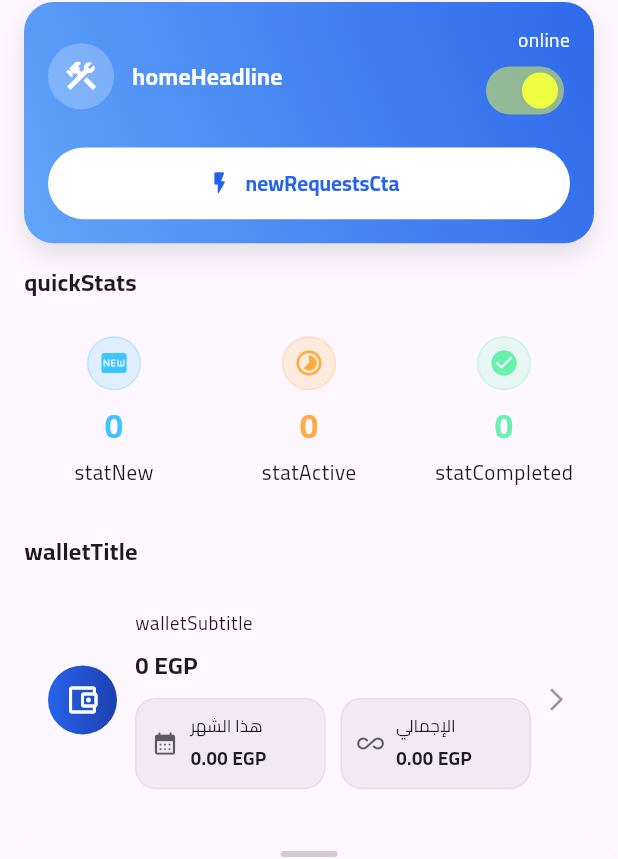
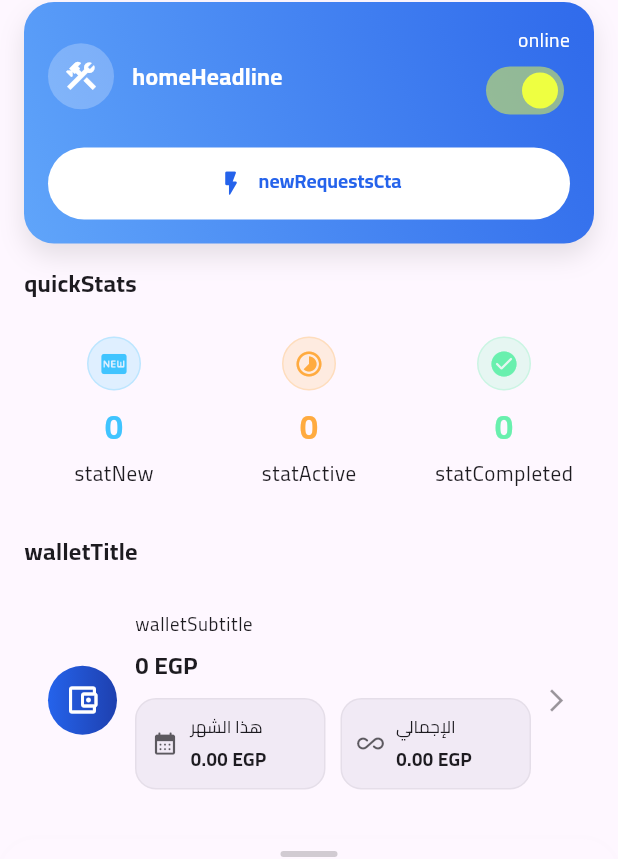
Before and after one commit to yousefm2311/USTA-APP, a Flutter app: the ArtisanHomeView screen opened directly, on a phone screen of 412 x 824 dp. Shown: the part 97-956 px from the top of the screen. Run offline on Flutter 3.47's test engine with Material 3 defaults, Android fonts, the phone set to English and light mode, and no system bars; our stand-ins replace animate_do, cached_network_image, connectivity_plus, device_info_plus, dio, file_picker and 22 more; missing offline and left inert: android_id, record, video_thumbnail; accounts and stored records are empty; network calls fail; project files that could hold a hidden picture were left out.

```diff
--- a/lib/Artisan/core/utils/constants/app_strings.dart
+++ b/lib/Artisan/core/utils/constants/app_strings.dart
@@ -20,6 +20,9 @@ class AppStrings {
   static const String back = "back";
   static const String continue_ = "continue";
   static const kOnboardingDoneKey = 'onboarding_done';
+
+
+  static const artisan = 'Artisan';
 
   static const String login = "login";
   static const String loginSuccess = "Logged in successfully";
--- a/lib/Artisan/core/utils/constants/app_translations.dart
+++ b/lib/Artisan/core/utils/constants/app_translations.dart
@@ -6,6 +6,7 @@ class AppTranslations extends Translations {
   Map<String, Map<String, String>> get keys => {
     'ar_EG': {
       AppStrings.appName: 'أستا',
+      AppStrings.artisan: '(حرفي)',
       AppStrings.appSplash: 'تطبيق للخدمات الحرفية',
       AppStrings.ok: 'حسناً',
       AppStrings.cancel: 'إلغاء',
@@ -301,6 +302,8 @@ class AppTranslations extends Translations {
       AppStrings.reviews : 'التقييمات'
     },
     'en_US': {
+
+      AppStrings.artisan: '(Artisan)',
       AppStrings.appearance: 'Appearance',
       AppStrings.passwordUpdated: 'Password updated successfully',
       AppStrings.couldNotCompleteRequest: 'Could not complete the request. Please try again.',
--- a/lib/Artisan/features/artisan/home/views/home_view/home_view.dart
+++ b/lib/Artisan/features/artisan/home/views/home_view/home_view.dart
@@ -38,29 +38,24 @@ class _ArtisanHomeViewState extends State<ArtisanHomeView>
   @override
   void initState() {
     super.initState();
-
     _controller = AnimationController(
       vsync: this,
       duration: const Duration(milliseconds: 700),
     )..forward();
-
     _headerScale = Tween<double>(
       begin: 0.92,
       end: 1.0,
     ).animate(CurvedAnimation(parent: _controller, curve: Curves.easeOutBack));
-
     _statsOffset = Tween<Offset>(
       begin: const Offset(0, 0.18),
       end: Offset.zero,
     ).animate(CurvedAnimation(parent: _controller, curve: Curves.easeOutCubic));
-
     _walletOpacity = Tween<double>(begin: 0, end: 1).animate(
       CurvedAnimation(
         parent: _controller,
         curve: const Interval(0.25, 1.0, curve: Curves.easeIn),
       ),
     );
-
     WidgetsBinding.instance.addPostFrameCallback((_) {
       _refreshAll();
     });
@@ -73,21 +68,14 @@ class _ArtisanHomeViewState extends State<ArtisanHomeView>
   }
 
   Future<void> _refreshAll() async {
-    // ✅ هات كل البيانات اللي بتظهر في الصفحة
     try {
-      // لو عندك fetchProfile في ProfileController
       await profileController.fetchProfile();
-
-      // لو عندك fetchNewRequests / fetchActiveRequests / fetchHistoryRequests
       await requestsController.fetchNewRequests();
       await requestsController.fetchActiveRequests();
       await requestsController.fetchHistoryRequests();
-
       await earningsController.fetchEarnings();
       await walletController.fetchWallet();
-    } catch (_) {
-      // خليها هادية بدون كراش
-    }
+    } catch (_) {}
   }
 
   @override
@@ -113,17 +101,21 @@ class _ArtisanHomeViewState extends State<ArtisanHomeView>
           profileController.profile,
           items,
         );
-        final missing =
-            ProfileCompletionHelper.missingFields(profileController.profile);
+        final missing = ProfileCompletionHelper.missingFields(
+          profileController.profile,
+        );
         final shouldShow = ProfileCompletionHelper.shouldShowBottomSheet(
           profileController.profile,
           items,
         );
         if (!shouldShow) return const SizedBox.shrink();
 
-        final nextItem =
-            ProfileCompletionHelper.firstMissingItem(items, missing);
-        final onCompleteTap = nextItem?.onTap ??
+        final nextItem = ProfileCompletionHelper.firstMissingItem(
+          items,
+          missing,
+        );
+        final onCompleteTap =
+            nextItem?.onTap ??
             () => pushNamedRoute(AppRoutes.artisanProfileEditView);
 
         return ProfileCompletionBottomSheet(
@@ -145,10 +137,9 @@ class _ArtisanHomeViewState extends State<ArtisanHomeView>
           hideLabel: AppStrings.profileCompletionDismiss.tr,
           expandLabel: AppStrings.profileCompletionViewDetails.tr,
           collapseLabel: AppStrings.profileCompletionHideDetails.tr,
-          percentLabelBuilder: (percent) =>
-              AppStrings.profileCompletionPercentLabel.trParams(
-            {'percent': '$percent'},
-          ),
+          percentLabelBuilder: (percent) => AppStrings
+              .profileCompletionPercentLabel
+              .trParams({'percent': '$percent'}),
         );
       }),
       body: SafeArea(
@@ -156,7 +147,8 @@ class _ArtisanHomeViewState extends State<ArtisanHomeView>
           onRefresh: _refreshAll,
           child: Obx(() {
             final items = ProfileCompletionHelper.items();
-            final completion = ProfileCompletionHelper.effectiveCompletionPercent(
+            final completion =
+                ProfileCompletionHelper.effectiveCompletionPercent(
                   profileController.profile,
                   items,
                 );
@@ -181,9 +173,9 @@ class _ArtisanHomeViewState extends State<ArtisanHomeView>
 
                   Text(
                     AppStrings.quickStats.tr,
-                  style: AppTextStyles.body(context).copyWith(
-                    fontWeight: FontWeight.bold,
-                  ),
+                    style: AppTextStyles.body(
+                      context,
+                    ).copyWith(fontWeight: FontWeight.bold),
                   ),
                   const SizedBox(height: 10),
 
@@ -232,7 +224,9 @@ class _ArtisanHomeViewState extends State<ArtisanHomeView>
                               borderRadius: BorderRadius.circular(16),
                               child: _statCard(
                                 title: AppStrings.statCompleted.tr,
-                              number: requestsController.historyRequests.length
+                                number: requestsController
+                                    .historyRequests
+                                    .length
                                     .toString(),
                                 icon: Icons.check_circle_rounded,
                                 color: Colors.greenAccent,
@@ -248,16 +242,19 @@ class _ArtisanHomeViewState extends State<ArtisanHomeView>
 
                   Text(
                     AppStrings.walletTitle.tr,
-                  style: AppTextStyles.body(context).copyWith(
-                    fontWeight: FontWeight.bold,
-                  ),
+                    style: AppTextStyles.body(
+                      context,
+                    ).copyWith(fontWeight: FontWeight.bold),
                   ),
                   const SizedBox(height: 12),
 
                   AnimatedBuilder(
                     animation: _walletOpacity,
                     builder: (context, child) {
-                    return Opacity(opacity: _walletOpacity.value, child: child);
+                      return Opacity(
+                        opacity: _walletOpacity.value,
+                        child: child,
+                      );
                     },
                     child: Obx(() {
                       final loadingWallet = walletController.loading.value;
@@ -268,7 +265,8 @@ class _ArtisanHomeViewState extends State<ArtisanHomeView>
                       final totalEarn = earningsController.total.value;
 
                       return InkWell(
-                      onTap: () => pushNamedRoute(AppRoutes.artisanWalletView),
+                        onTap: () =>
+                            pushNamedRoute(AppRoutes.artisanWalletView),
                         borderRadius: BorderRadius.circular(18),
                         child: Container(
                           padding: const EdgeInsets.all(16),
@@ -305,9 +303,9 @@ class _ArtisanHomeViewState extends State<ArtisanHomeView>
                                   children: [
                                     Text(
                                       AppStrings.walletSubtitle.tr,
-                                    style: AppTextStyles.small(context).copyWith(
-                                      fontSize: 12.5,
-                                    ),
+                                      style: AppTextStyles.small(
+                                        context,
+                                      ).copyWith(fontSize: 12.5),
                                     ),
                                     const SizedBox(height: 6),
                                     loadingWallet
@@ -320,7 +318,8 @@ class _ArtisanHomeViewState extends State<ArtisanHomeView>
                                           )
                                         : Text(
                                             "$balance EGP",
-                                          style: AppTextStyles.body(context).copyWith(
+                                            style: AppTextStyles.body(context)
+                                                .copyWith(
                                                   fontWeight: FontWeight.bold,
                                                   fontSize: 16,
                                                 ),
@@ -369,9 +368,9 @@ class _ArtisanHomeViewState extends State<ArtisanHomeView>
 
                   Text(
                     AppStrings.quickActions.tr,
-                  style: AppTextStyles.body(context).copyWith(
-                    fontWeight: FontWeight.bold,
-                  ),
+                    style: AppTextStyles.body(
+                      context,
+                    ).copyWith(fontWeight: FontWeight.bold),
                   ),
                   const SizedBox(height: 12),
 
@@ -464,17 +463,22 @@ class _ArtisanHomeViewState extends State<ArtisanHomeView>
             ],
           ),
           const SizedBox(height: 14),
-          SizedBox(
-            height: h * 0.058,
+          ConstrainedBox(
+            constraints: BoxConstraints(minHeight: h * 0.056),
             child: ElevatedButton.icon(
               style: ElevatedButton.styleFrom(
                 backgroundColor: Colors.white,
                 foregroundColor: primaryBlue,
+                minimumSize: const Size.fromHeight(48),
+                padding: const EdgeInsets.symmetric(
+                  horizontal: 14,
+                  vertical: 10,
+                ),
                 textStyle: const TextStyle(
-                  inherit: false,
                   fontFamily: "Cairo",
-                  fontSize: 14,
+                  fontSize: 13,
                   fontWeight: FontWeight.bold,
+                  height: 1.2,
                 ),
                 shape: RoundedRectangleBorder(
                   borderRadius: BorderRadius.circular(999),
@@ -482,8 +486,12 @@ class _ArtisanHomeViewState extends State<ArtisanHomeView>
                 elevation: 0,
               ),
               onPressed: () => pushNamedRoute(AppRoutes.artisanNewRequestsView),
-              icon: const Icon(Icons.flash_on_rounded),
-              label: Text(AppStrings.newRequestsCta.tr),
+              icon: const Icon(Icons.flash_on_rounded, size: 20),
+              label: Text(
+                AppStrings.newRequestsCta.tr,
+                maxLines: 1,
+                overflow: TextOverflow.ellipsis,
+              ),
             ),
           ),
         ],
@@ -528,10 +536,9 @@ class _ArtisanHomeViewState extends State<ArtisanHomeView>
                       )
                     : Text(
                         value,
-                        style: AppTextStyles.body(context).copyWith(
-                          fontWeight: FontWeight.bold,
-                          fontSize: 12.5,
-                        ),
+                        style: AppTextStyles.body(
+                          context,
+                        ).copyWith(fontWeight: FontWeight.bold, fontSize: 12.5),
                       ),
               ],
             ),
--- a/lib/Artisan/features/auth/views/loign_view.dart
+++ b/lib/Artisan/features/auth/views/loign_view.dart
@@ -73,6 +73,7 @@ class _LoginViewState extends State<LoginView> {
                         child: TextPartition(
                           title: AppStrings.login.tr,
                           subtitle: AppStrings.bodyLogin.tr,
+                          artisnaText: AppStrings.artisan.tr,
                         ),
                       ),
                       SizedBox(height: size.height * 0.02),
--- a/lib/Artisan/features/auth/views/register_view.dart
+++ b/lib/Artisan/features/auth/views/register_view.dart
@@ -43,6 +43,7 @@ class RegisterView extends StatelessWidget {
                         child: TextPartition(
                           title: AppStrings.register.tr,
                           subtitle: AppStrings.register.tr,
+                          artisnaText: AppStrings.artisan.tr,
                         ),
                       ),
                       SizedBox(height: size.height * 0.015),
--- a/lib/Customer/core/utils/constants/app_strings.dart
+++ b/lib/Customer/core/utils/constants/app_strings.dart
@@ -8,6 +8,8 @@ class AppStrings {
   static const String appName = "app_name";
   static const String appSplash = "app_splash";
 
+
+  static const String user = "User";
   // Common
   static const String ok = "ok";
   static const String cancel = "cancel";
--- a/lib/Customer/core/utils/constants/app_translations.dart
+++ b/lib/Customer/core/utils/constants/app_translations.dart
@@ -9,6 +9,9 @@ class AppTranslations extends Translations {
       AppStrings.appName: 'أستا',
       AppStrings.appSplash: 'تطبيق للخدمات الحرفية',
 
+
+
+      AppStrings.user: '(مستخدم)',
       // Common
       AppStrings.ok: 'حسناً',
       AppStrings.cancel: 'إلغاء',
@@ -943,6 +946,9 @@ class AppTranslations extends Translations {
       AppStrings.resendCode: 'Didn’t get the code?',
       AppStrings.resend: 'Resend',
 
+
+
+      AppStrings.user: '(User)',
       // Generic success
       AppStrings.success: 'Done',
       AppStrings.successbody: 'The action completed successfully.',
--- a/lib/Customer/features/auth/views/loign_view.dart
+++ b/lib/Customer/features/auth/views/loign_view.dart
@@ -73,6 +73,7 @@ class _LoginViewState extends State<LoginView> {
                         child: TextPartition(
                           title: AppStrings.login.tr,
                           subtitle: AppStrings.bodyLogin.tr,
+                          userText: AppStrings.user.tr,
                         ),
                       ),
                       SizedBox(height: size.height * 0.02),
--- a/lib/Customer/features/auth/views/register_view.dart
+++ b/lib/Customer/features/auth/views/register_view.dart
@@ -1,12 +1,11 @@
 import 'package:animate_do/animate_do.dart';
 import 'package:flutter/material.dart';
+import 'package:get/get.dart';
 import 'package:usta/Customer/core/services/helpers/app_mediaquery.dart';
 import 'package:usta/Customer/core/utils/constants/app_colors.dart';
 import 'package:usta/Customer/core/utils/constants/app_strings.dart';
-import 'package:get/get.dart';
+import 'package:usta/Customer/core/utils/widgets/custom_material_button.dart';
 import 'package:usta/Customer/features/auth/controllers/auth_controller.dart';
-
-import 'package:usta/Customer/core/utils/widgets/custom_material_button.dart';
 import 'package:usta/Customer/features/auth/views/widgets/register_text_form_field.dart';
 import 'package:usta/Customer/features/auth/views/widgets/terms_conditions.dart';
 import 'package:usta/Customer/features/auth/views/widgets/text_partition.dart';
@@ -43,6 +42,7 @@ class RegisterView extends StatelessWidget {
                         child: TextPartition(
                           title: AppStrings.register.tr,
                           subtitle: AppStrings.register.tr,
+                          userText: AppStrings.user.tr,
                         ),
                       ),
                       SizedBox(height: size.height * 0.015),
```
Also changed, not shown: lib/Artisan/features/auth/views/widgets/text_partition.dart (+15 -4 lines), lib/Customer/features/auth/controllers/auth_controller.dart (+9 -0 lines), lib/Customer/features/auth/views/widgets/text_partition.dart (+15 -4 lines), lib/Customer/features/customer/chat/controller/chat_controller.dart (+93 -59 lines). Lines whose indentation alone changed are shown as unchanged.
